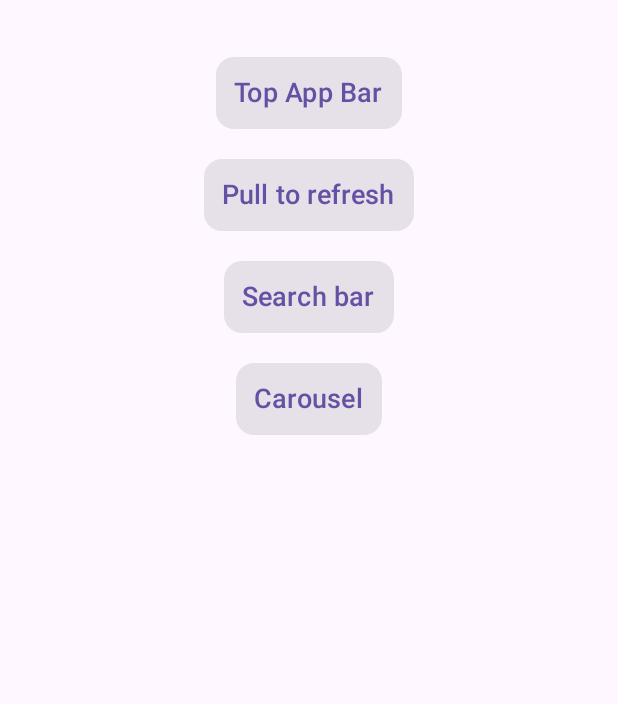
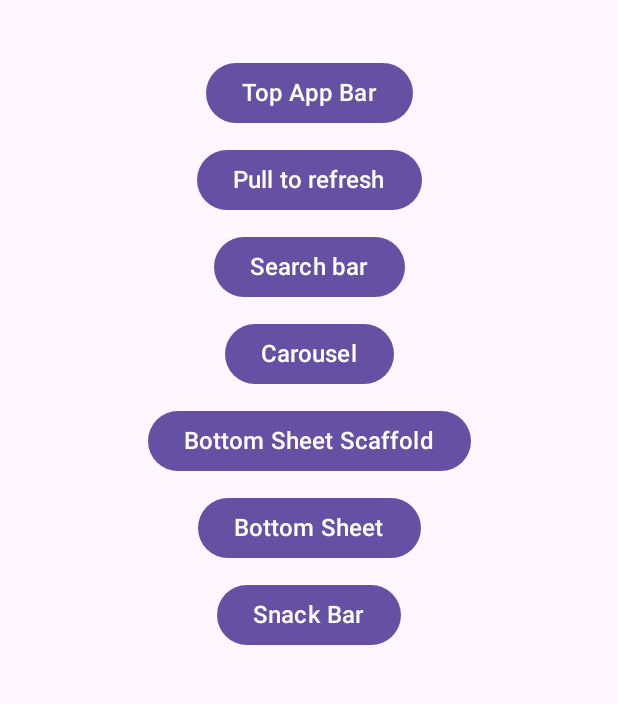
Before and after one commit to aubynsamuel/AndroidEssentials, an Android app built with Jetpack Compose: the screen it shows after launch (MainActivity), on a phone screen of 412 x 824 dp, the part 273-977 px from its top. Run offline under Robolectric (Android 15) with nearby library versions, the phone set to English and light mode, and no system bars; our stand-ins replace Material 3 Expressive styles (plain Material 3 is drawn).

Commit message:
Added new ui components implementations

```diff
--- a/app/src/main/java/com/aubynsamuel/androidEssentials/MainActivity.kt
+++ b/app/src/main/java/com/aubynsamuel/androidEssentials/MainActivity.kt
@@ -7,18 +7,9 @@ import androidx.activity.ComponentActivity
 import androidx.activity.compose.setContent
 import androidx.activity.enableEdgeToEdge
 import androidx.annotation.RequiresApi
-import androidx.compose.runtime.Composable
 import androidx.core.view.ViewCompat
 import androidx.core.view.WindowInsetsCompat
 import androidx.core.view.updatePadding
-import androidx.navigation.compose.NavHost
-import androidx.navigation.compose.composable
-import androidx.navigation.compose.rememberNavController
-import com.aubynsamuel.androidEssentials.presentation.screens.AnimatedCarousel
-import com.aubynsamuel.androidEssentials.presentation.screens.MainScreen
-import com.aubynsamuel.androidEssentials.presentation.screens.PullToRefreshScreen
-import com.aubynsamuel.androidEssentials.presentation.screens.SearchBar
-import com.aubynsamuel.androidEssentials.presentation.screens.TopApBarScreen
 import com.aubynsamuel.androidEssentials.presentation.theme.CardItTheme
 
 class MainActivity : ComponentActivity() {
@@ -38,55 +29,3 @@ class MainActivity : ComponentActivity() {
         }
     }
 }
-
-@RequiresApi(Build.VERSION_CODES.S)
-@Composable
-fun Navigation() {
-    val navController = rememberNavController()
-    NavHost(navController = navController, startDestination = AppRoutes.MAIN_SCREEN) {
-        composable(AppRoutes.MAIN_SCREEN) {
-            MainScreen(navController = navController)
-        }
-        composable(AppRoutes.TOP_HEADER_BAR) {
-            TopApBarScreen()
-        }
-        composable(AppRoutes.PULL_TO_REFRESH) {
-            PullToRefreshScreen()
-        }
-        composable(AppRoutes.SEARCH_BAR) {
-            SearchBar()
-        }
-        composable(AppRoutes.ANIMATED_CAROUSEL) {
-            AnimatedCarousel()
-        }
-    }
-}
-
-data class NavItem(val route: String, val name: String)
-
-val navList = listOf<NavItem>(
-    NavItem(
-        route = AppRoutes.TOP_HEADER_BAR,
-        name = "Top App Bar"
-    ),
-    NavItem(
-        route = AppRoutes.PULL_TO_REFRESH,
-        name = "Pull to refresh"
-    ),
-    NavItem(
-        route = AppRoutes.SEARCH_BAR,
-        name = "Search bar"
-    ),
-    NavItem(
-        route = AppRoutes.ANIMATED_CAROUSEL,
-        name = "Carousel"
-    )
-)
-
-object AppRoutes {
-    const val PULL_TO_REFRESH = "pullToRefresh"
-    const val MAIN_SCREEN = "mainScreen"
-    const val SEARCH_BAR = "searchBar"
-    const val TOP_HEADER_BAR = "topHeaderBar"
-    const val ANIMATED_CAROUSEL = "animatedCarousel"
-}
--- /dev/null
+++ b/app/src/main/java/com/aubynsamuel/androidEssentials/Navigation.kt
@@ -0,0 +1,92 @@
+package com.aubynsamuel.androidEssentials
+
+import android.os.Build
+import androidx.annotation.RequiresApi
+import androidx.compose.runtime.Composable
+import androidx.navigation.compose.NavHost
+import androidx.navigation.compose.composable
+import androidx.navigation.compose.rememberNavController
+import com.aubynsamuel.androidEssentials.presentation.screens.AnimatedCarousel
+import com.aubynsamuel.androidEssentials.presentation.screens.BottomSheet
+import com.aubynsamuel.androidEssentials.presentation.screens.BottomSheetScaffold
+import com.aubynsamuel.androidEssentials.presentation.screens.MainScreen
+import com.aubynsamuel.androidEssentials.presentation.screens.PullToRefreshScreen
+import com.aubynsamuel.androidEssentials.presentation.screens.SearchBar
+import com.aubynsamuel.androidEssentials.presentation.screens.SnackBarScreen
+import com.aubynsamuel.androidEssentials.presentation.screens.TopApBarScreen
+
+@RequiresApi(Build.VERSION_CODES.S)
+@Composable
+fun Navigation() {
+    val navController = rememberNavController()
+    NavHost(navController = navController, startDestination = AppRoutes.MAIN_SCREEN) {
+        composable(AppRoutes.MAIN_SCREEN) {
+            MainScreen(navController = navController)
+        }
+        composable(AppRoutes.TOP_HEADER_BAR) {
+            TopApBarScreen()
+        }
+        composable(AppRoutes.PULL_TO_REFRESH) {
+            PullToRefreshScreen()
+        }
+        composable(AppRoutes.SEARCH_BAR) {
+            SearchBar()
+        }
+        composable(AppRoutes.ANIMATED_CAROUSEL) {
+            AnimatedCarousel()
+        }
+        composable(AppRoutes.BOTTOM_SHEET_SCAFFOLD) {
+            BottomSheetScaffold()
+        }
+        composable(AppRoutes.BOTTOM_SHEET) {
+            BottomSheet()
+        }
+        composable(AppRoutes.SNACK_BAR) {
+            SnackBarScreen()
+        }
+    }
+}
+
+data class NavItem(val route: String, val name: String)
+
+val navList = listOf<NavItem>(
+    NavItem(
+        route = AppRoutes.TOP_HEADER_BAR,
+        name = "Top App Bar"
+    ),
+    NavItem(
+        route = AppRoutes.PULL_TO_REFRESH,
+        name = "Pull to refresh"
+    ),
+    NavItem(
+        route = AppRoutes.SEARCH_BAR,
+        name = "Search bar"
+    ),
+    NavItem(
+        route = AppRoutes.ANIMATED_CAROUSEL,
+        name = "Carousel"
+    ),
+    NavItem(
+        route = AppRoutes.BOTTOM_SHEET_SCAFFOLD,
+        name = "Bottom Sheet Scaffold"
+    ),
+    NavItem(
+        route = AppRoutes.BOTTOM_SHEET,
+        name = "Bottom Sheet"
+    ),
+    NavItem(
+        route = AppRoutes.SNACK_BAR,
+        name = "Snack Bar"
+    ),
+)
+
+object AppRoutes {
+    const val PULL_TO_REFRESH = "pullToRefresh"
+    const val MAIN_SCREEN = "mainScreen"
+    const val SEARCH_BAR = "searchBar"
+    const val TOP_HEADER_BAR = "topHeaderBar"
+    const val ANIMATED_CAROUSEL = "animatedCarousel"
+    const val BOTTOM_SHEET_SCAFFOLD = "bottomSheetScaffold"
+    const val BOTTOM_SHEET = "bottomSheet"
+    const val SNACK_BAR = "snackBar"
+}
--- a/app/src/main/java/com/aubynsamuel/androidEssentials/presentation/screens/MainScreen.kt
+++ b/app/src/main/java/com/aubynsamuel/androidEssentials/presentation/screens/MainScreen.kt
@@ -7,13 +7,12 @@ import androidx.compose.foundation.layout.fillMaxSize
 import androidx.compose.foundation.layout.padding
 import androidx.compose.foundation.lazy.LazyColumn
 import androidx.compose.foundation.lazy.items
-import androidx.compose.material3.Card
+import androidx.compose.material3.Button
 import androidx.compose.material3.ExperimentalMaterial3Api
 import androidx.compose.material3.ExperimentalMaterial3ExpressiveApi
 import androidx.compose.material3.LargeFlexibleTopAppBar
 import androidx.compose.material3.Scaffold
 import androidx.compose.material3.Text
-import androidx.compose.material3.TextButton
 import androidx.compose.material3.TopAppBarDefaults
 import androidx.compose.runtime.Composable
 import androidx.compose.ui.Alignment
@@ -51,17 +50,16 @@ fun MainScreen(navController: NavHostController) {
                     .fillMaxSize(),
                 contentPadding = PaddingValues(10.dp),
                 horizontalAlignment = Alignment.CenterHorizontally,
-                verticalArrangement = Arrangement.spacedBy(20.dp)
+                verticalArrangement = Arrangement.spacedBy(10.dp)
             ) {
                 items(navList) { navItem ->
-                    Card {
-                        TextButton(onClick = {
-                            navController.navigate(
-                                navItem.route
-                            )
-                        }) {
-                            Text(text = navItem.name, fontSize = 18.sp)
-                        }
+
+                    Button(onClick = {
+                        navController.navigate(
+                            navItem.route
+                        )
+                    }) {
+                        Text(text = navItem.name, fontSize = 16.sp)
                     }
                 }
             }
--- a/app/src/main/java/com/aubynsamuel/androidEssentials/presentation/screens/SearchBar.kt
+++ b/app/src/main/java/com/aubynsamuel/androidEssentials/presentation/screens/SearchBar.kt
@@ -186,8 +186,6 @@ fun SearchBar() {
                         .fillMaxWidth()
                         .padding(horizontal = 16.dp),
                     textAlign = TextAlign.Center, fontSize = 18.sp
-
-
                 )
             }
         }
```
Also changed, not shown: app/src/main/java/com/aubynsamuel/androidEssentials/presentation/screens/BottomSheet.kt (added, +119 -0 lines), app/src/main/java/com/aubynsamuel/androidEssentials/presentation/screens/BottomSheetScaffold.kt (added, +78 -0 lines), app/src/main/java/com/aubynsamuel/androidEssentials/presentation/screens/PullToRefresh.kt (+20 -82 lines), app/src/main/java/com/aubynsamuel/androidEssentials/presentation/screens/SnackBar.kt (added, +65 -0 lines), app/src/main/java/com/aubynsamuel/androidEssentials/presentation/screens/TopAppBar.kt (+4 -6 lines), 2 other files.
